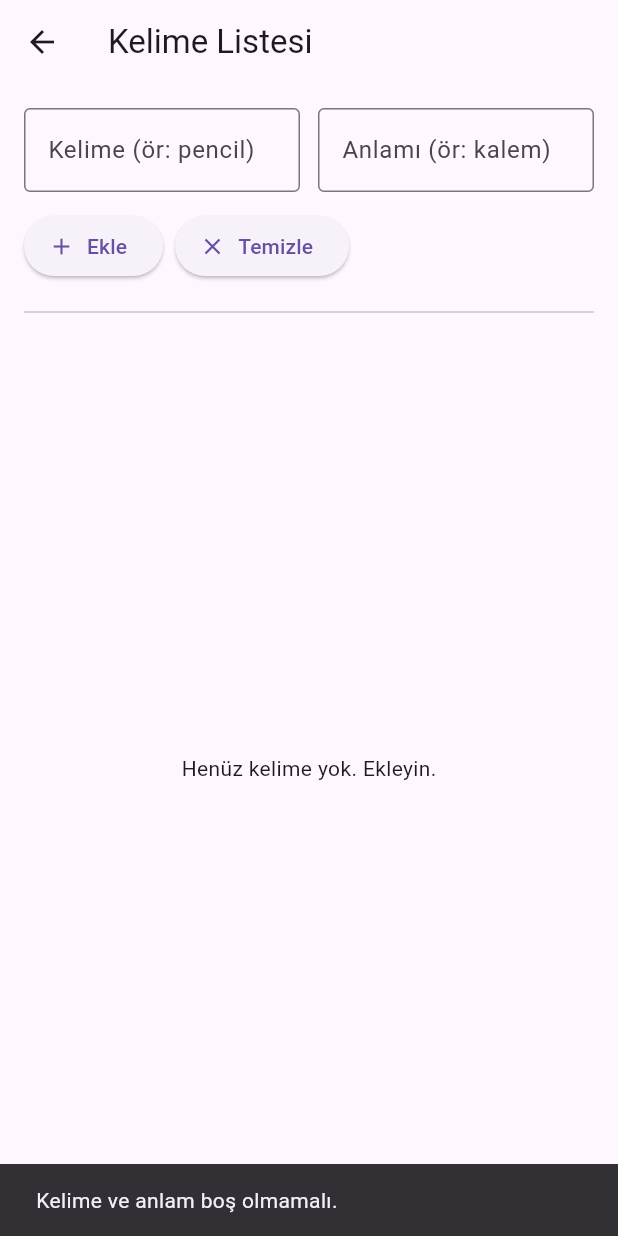
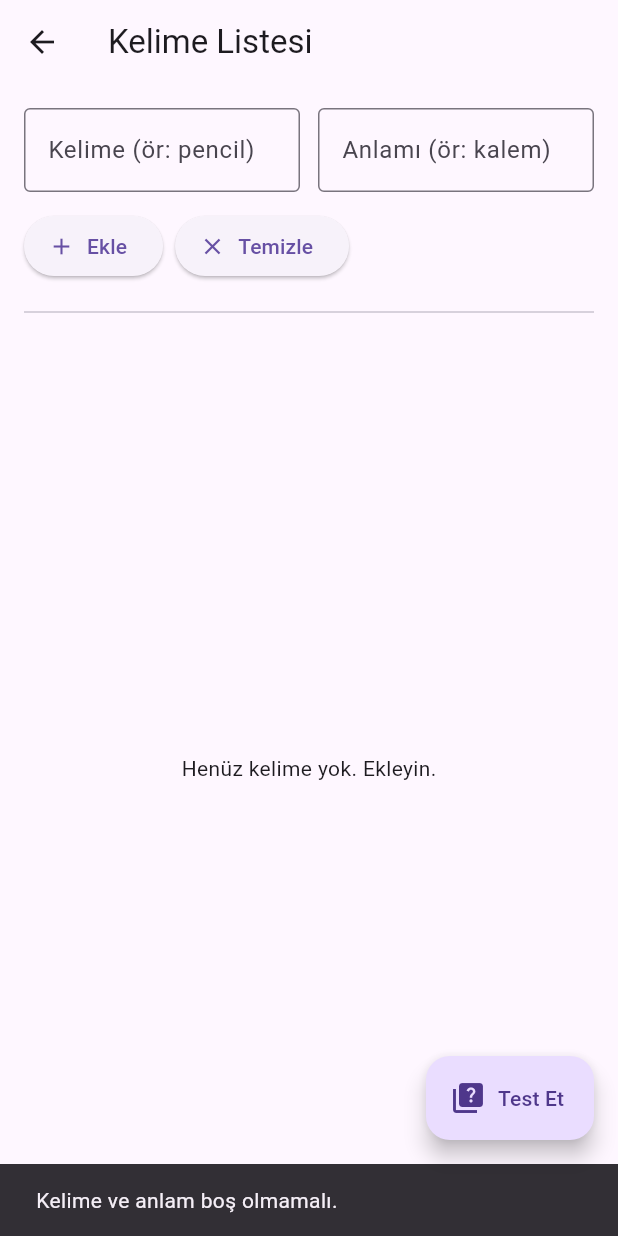
Before and after one commit to furkycgz/kelime_defteri, a Flutter app: the KelimePage screen opened directly with empty values, after a tap on "Ekle", on a phone screen of 412 x 824 dp. Run offline on Flutter 3.47's test engine with Material 3 defaults, Android fonts, the phone set to English and light mode, and no system bars; our stand-ins replace sqflite; accounts and stored records are empty.

Commit message:
Add quiz flow (test page), duplicate-warning overlay, prevent duplicates and UI improvements

```diff
--- a/lib/kelime.dart
+++ b/lib/kelime.dart
@@ -1,6 +1,8 @@
+import 'dart:async';
 import 'package:flutter/foundation.dart';
 import 'package:flutter/material.dart';
 import 'db_helper.dart';
+import 'test.dart';
 
 class KelimePage extends StatefulWidget {
   final int listId;
@@ -17,6 +19,20 @@ class _KelimePageState extends State<KelimePage> {
   final DBHelper _db = DBHelper();
   List<Map<String, dynamic>> _entries =
       []; // each: {id, list_id, word, meaning}
+
+  String? _centerMessage;
+
+  void _showCenterMessage(String msg, {int seconds = 3}) {
+    _centerMessage = msg;
+    setState(() {});
+    Timer(Duration(seconds: seconds), () {
+      if (mounted) {
+        setState(() {
+          _centerMessage = null;
+        });
+      }
+    });
+  }
 
   // In-memory fallback for web where sqflite isn't available
   static final Map<int, List<Map<String, dynamic>>> _webStore = {};
@@ -64,9 +80,7 @@ class _KelimePageState extends State<KelimePage> {
         );
         if (existing) {
           if (!mounted) return;
-          ScaffoldMessenger.of(context).showSnackBar(
-            const SnackBar(content: Text('Bu kelime listede zaten var.')),
-          );
+          _showCenterMessage('Bu kelime listede zaten var.');
           return;
         }
         final id = DateTime.now().microsecondsSinceEpoch;
@@ -85,9 +99,7 @@ class _KelimePageState extends State<KelimePage> {
         final exists = await _db.itemExists(widget.listId, kelime);
         if (exists) {
           if (!mounted) return;
-          ScaffoldMessenger.of(context).showSnackBar(
-            const SnackBar(content: Text('Bu kelime listede zaten var.')),
-          );
+          _showCenterMessage('Bu kelime listede zaten var.');
           return;
         }
         await _db.addItem(widget.listId, kelime, anlam);
@@ -117,7 +129,30 @@ class _KelimePageState extends State<KelimePage> {
     final title = (widget.listeAdi == null || widget.listeAdi!.isEmpty)
         ? 'Kelime Listesi'
         : widget.listeAdi!;
-    return Scaffold(
+    return Stack(
+      children: [
+        Scaffold(
+          floatingActionButton: FloatingActionButton.extended(
+            onPressed: () {
+              // Start test only if at least 4 entries
+              if (_entries.length < 4) {
+                _showCenterMessage('Yeterli kelime yok. Yeterli kelime = 4');
+                return;
+              }
+              Navigator.push(
+                context,
+                MaterialPageRoute(
+                  builder: (ctx) => TestPage(
+                    listId: widget.listId,
+                    listeAdi: widget.listeAdi,
+                    entries: List.from(_entries),
+                  ),
+                ),
+              );
+            },
+            label: const Text('Test Et'),
+            icon: const Icon(Icons.quiz),
+          ),
           appBar: AppBar(title: Text(title)),
           body: Padding(
             padding: const EdgeInsets.all(16.0),
@@ -190,7 +225,10 @@ class _KelimePageState extends State<KelimePage> {
                               child: ListTile(
                                 title: Text('$word->$meaning'),
                                 trailing: IconButton(
-                              icon: const Icon(Icons.delete, color: Colors.red),
+                                  icon: const Icon(
+                                    Icons.delete,
+                                    color: Colors.red,
+                                  ),
                                   onPressed: () => _removeEntryById(id),
                                 ),
                               ),
@@ -201,6 +239,54 @@ class _KelimePageState extends State<KelimePage> {
               ],
             ),
           ),
+        ),
+        // Centered warning card overlay
+        if (_centerMessage != null)
+          Positioned.fill(
+            child: Center(
+              child: GestureDetector(
+                onTap: () {
+                  setState(() {
+                    _centerMessage = null;
+                  });
+                },
+                child: Card(
+                  elevation: 8,
+                  color: Colors.yellow[100],
+                  margin: const EdgeInsets.symmetric(horizontal: 24.0),
+                  child: Padding(
+                    padding: const EdgeInsets.symmetric(
+                      horizontal: 20.0,
+                      vertical: 16.0,
+                    ),
+                    child: Row(
+                      mainAxisSize: MainAxisSize.min,
+                      children: [
+                        const Icon(Icons.warning, color: Colors.black87),
+                        const SizedBox(width: 12),
+                        Flexible(
+                          child: Text(
+                            _centerMessage!,
+                            style: const TextStyle(fontSize: 16),
+                          ),
+                        ),
+                        const SizedBox(width: 12),
+                        IconButton(
+                          icon: const Icon(Icons.close),
+                          onPressed: () {
+                            setState(() {
+                              _centerMessage = null;
+                            });
+                          },
+                        ),
+                      ],
+                    ),
+                  ),
+                ),
+              ),
+            ),
+          ),
+      ],
     );
   }
 }
```
Also changed, not shown: lib/main.dart (+22 -4 lines), lib/test.dart (added, +219 -0 lines). Lines whose indentation alone changed are shown as unchanged.
